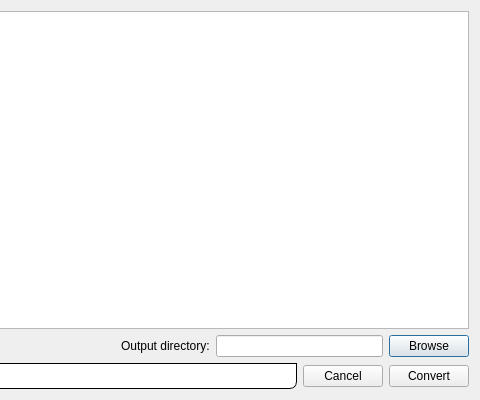
Before: the Qt Designer form apps/NSXQt/ui/NumorsConversionDialog.ui in k61n/openhkl, drawn with Qt 5; both pictures show x 220 to 700 and y 0 to 400 of the 700 by 400 pixel window.
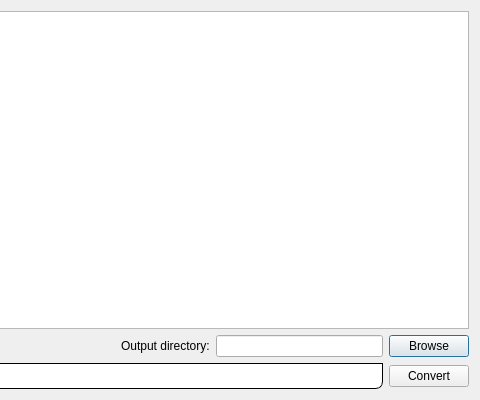
After: the same form once the commit is applied.

Commit message: Removed the Cancel button of ElementManagerDialog and NumorsConversionDialog for being self-consistent with NSXt dialog style

What changed in the file:
```diff
--- a/apps/NSXQt/ui/NumorsConversionDialog.ui
+++ b/apps/NSXQt/ui/NumorsConversionDialog.ui
@@ -102,13 +102,6 @@
        </property>
       </widget>
      </item>
-     <item>
-      <widget class="QPushButton" name="pushButton_cancel">
-       <property name="text">
-        <string>Cancel</string>
-       </property>
-      </widget>
-     </item>
      <item>
       <widget class="QPushButton" name="pushButton_convert">
        <property name="text">
```
The commit also changes 6 other files.
